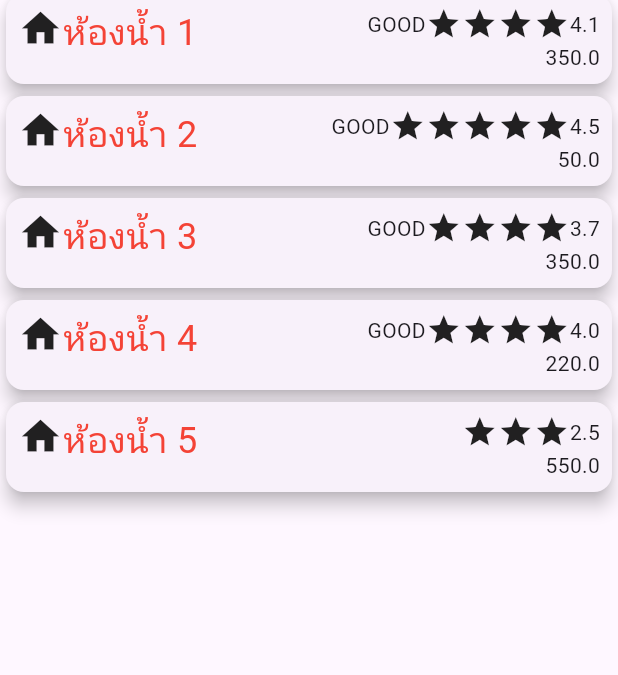
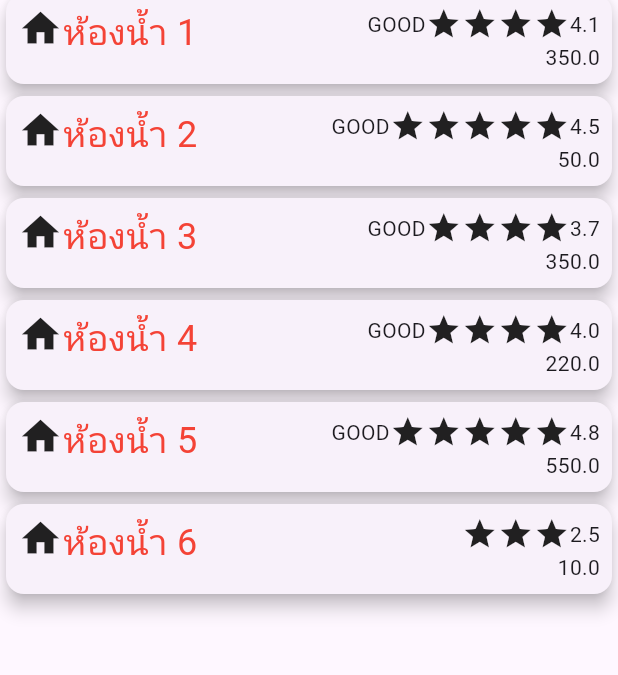
Before and after one commit to palm45/public_toilets, a Flutter app: the screen it shows after launch, on a phone screen of 412 x 824 dp, the part 96-771 px from its top. Run offline on Flutter 3.47's test engine with Material 2 defaults, Android fonts, the phone set to English and light mode, and no system bars; our stand-ins replace google_fonts; Roboto replaces fonts that are missing (Kanit).

Commit message:
Lots of change Done

```diff
--- a/lib/screens/home/home_page.dart
+++ b/lib/screens/home/home_page.dart
@@ -15,7 +15,8 @@ class _HomePageState extends State<HomePage> {
     Toilet(name: 'ห้องน้ำ 2',point: 4.5,distance: 50.0, ),
     Toilet(name: 'ห้องน้ำ 3',point: 3.7,distance: 350.0, ),
     Toilet(name: 'ห้องน้ำ 4',point: 4.0,distance: 220.0, ),
-    Toilet(name: 'ห้องน้ำ 5',point: 2.5,distance: 550.0, ),
+    Toilet(name: 'ห้องน้ำ 5',point: 4.8,distance: 550.0, ),
+    Toilet(name: 'ห้องน้ำ 6',point: 2.5,distance: 10.0, ),
   ];
 
   Widget _buildItem(BuildContext context, int index){
```
